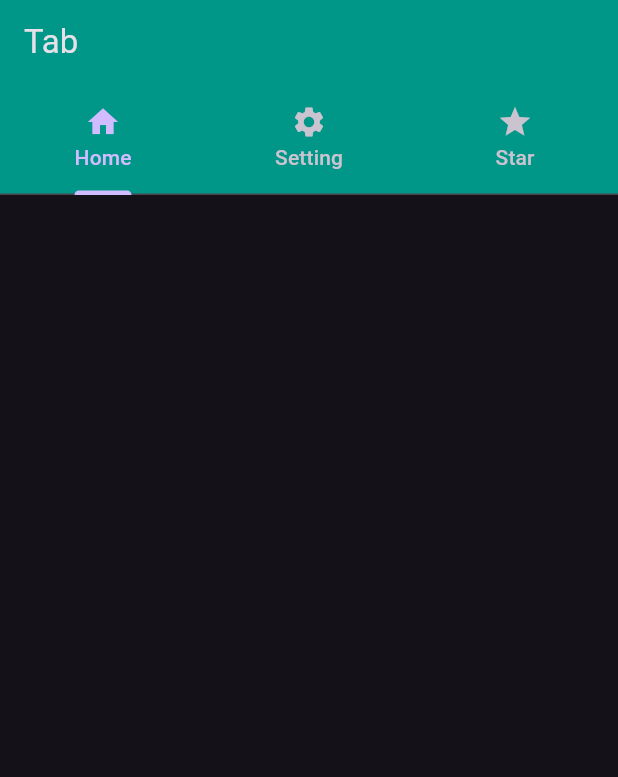
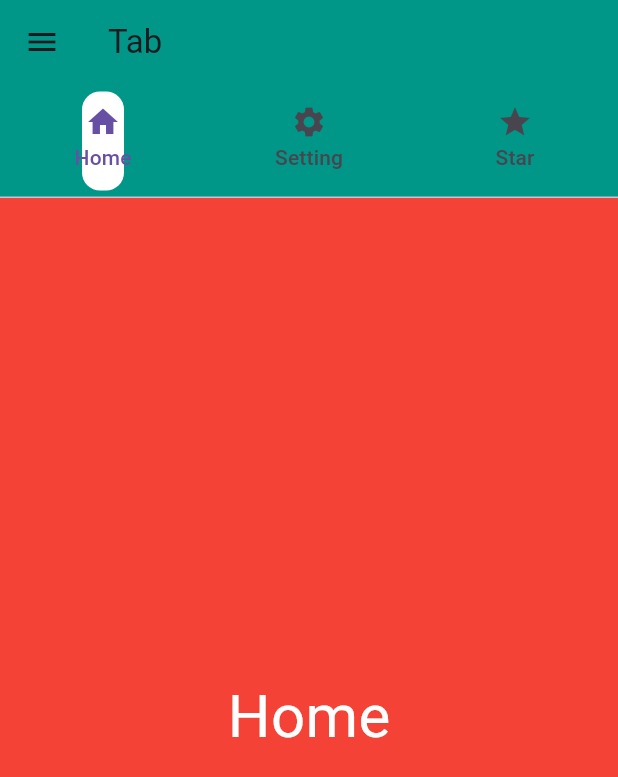
Before and after one commit to Mahim123-Hassan/flutter_widgets, a Flutter app: the screen it shows after launch, on a phone screen of 412 x 824 dp. Shown: the top 777 px of the screen. Run offline on Flutter 3.47's test engine with Material 3 defaults, Android fonts, the light colour scheme and no system bars.

Commit message:
added tab bar to screen

```diff
--- a/lib/modiul_12/class_2/tap_bar.dart
+++ b/lib/modiul_12/class_2/tap_bar.dart
@@ -1,4 +1,6 @@
 import 'package:flutter/material.dart';
+
+import '../../modiul_11/class_3/alertvew.dart';
 
 class TapBar extends StatelessWidget {
   const TapBar({super.key});
@@ -13,6 +15,14 @@ class TapBar extends StatelessWidget {
           backgroundColor: Colors.teal,
 
           bottom: TabBar(
+            indicatorColor: Colors.amber,
+            indicatorWeight: 4,
+            indicatorPadding: EdgeInsets.all(5),
+            indicator: BoxDecoration(
+              color: Colors.white,
+              borderRadius: BorderRadius.circular(12),
+            ),
+
             tabs: [
               Tab(icon: Icon(Icons.home), text: "Home"),
               Tab(icon: Icon(Icons.settings), text: "Setting"),
@@ -20,6 +30,105 @@ class TapBar extends StatelessWidget {
             ],
           ),
         ),
+        body: TabBarView(
+          children: [
+            Container(
+              height: 200,
+              color: Colors.red,
+              child: Center(
+                child: Text(
+                  "Home",
+                  style: TextStyle(fontSize: 40, color: Colors.white),
+                ),
+              ),
+            ),
+            Container(
+              height: 200,
+              color: Colors.blue,
+              child: Center(
+                child: Text(
+                  "setting",
+                  style: TextStyle(fontSize: 40, color: Colors.white),
+                ),
+              ),
+            ),
+            Container(
+              height: 200,
+              color: Colors.greenAccent,
+              child: Center(
+                child: Text("Star", style: TextStyle(fontSize: 40)),
+              ),
+            ),
+          ],
+        ),
+
+        drawer: Drawer(
+          child: ListView(
+            children: [
+              DrawerHeader(
+                child: Column(
+                  children: [
+                    CircleAvatar(
+                      radius: 40,
+
+                      backgroundImage: NetworkImage(
+                        "https://encrypted-tbn0.gstatic.com/images?q=tbn:ANd9GcR_me7OEPZ1Bl8fASvnnH8bXaKL2Sx-ORRkDg&s",
+                      ),
+                    ),
+                    Text(
+                      "Mahim Hassan",
+
+                      style: TextStyle(
+                        fontWeight: FontWeight.w700,
+                        fontSize: 20,
+                      ),
+                    ),
+                    Text(
+                      "hmahim951@gmail.come",
+                      style: TextStyle(
+                        fontSize: 14,
+                        fontWeight: FontWeight.w400,
+                      ),
+                    ),
+                  ],
+                ),
+              ),
+              ListTile(
+                title: Text(
+                  "Item-1",
+                  style: TextStyle(fontSize: 25, fontWeight: FontWeight.bold),
+                ),
+                onTap: () {
+                  Navigator.push(
+                    context,
+                    MaterialPageRoute(builder: (context) => Alertvew()),
+                  );
+                },
+              ),
+              Divider(),
+              ListTile(
+                title: Text(
+                  "Item-2",
+                  style: TextStyle(fontSize: 25, fontWeight: FontWeight.bold),
+                ),
+              ),
+              Divider(),
+              ListTile(
+                title: Text(
+                  "Item-3",
+                  style: TextStyle(fontSize: 25, fontWeight: FontWeight.bold),
+                ),
+              ),
+              Divider(),
+              ListTile(
+                title: Text(
+                  "Item-4",
+                  style: TextStyle(fontSize: 25, fontWeight: FontWeight.bold),
+                ),
+              ),
+            ],
+          ),
+        ),
       ),
     );
   }
--- a/lib/myapp.dart
+++ b/lib/myapp.dart
@@ -10,12 +10,6 @@ class Myapp extends StatelessWidget {
 
   @override
   Widget build(BuildContext context) {
-    return MaterialApp(
-      theme: ThemeData(brightness: Brightness.dark,
-        primaryColor: Colors.deepPurple,
-        primarySwatch: Colors.teal,
-      ),
-        debugShowCheckedModeBanner: false,
-        home: TapBar());
+    return MaterialApp(debugShowCheckedModeBanner: false, home: TapBar());
   }
 }
```
